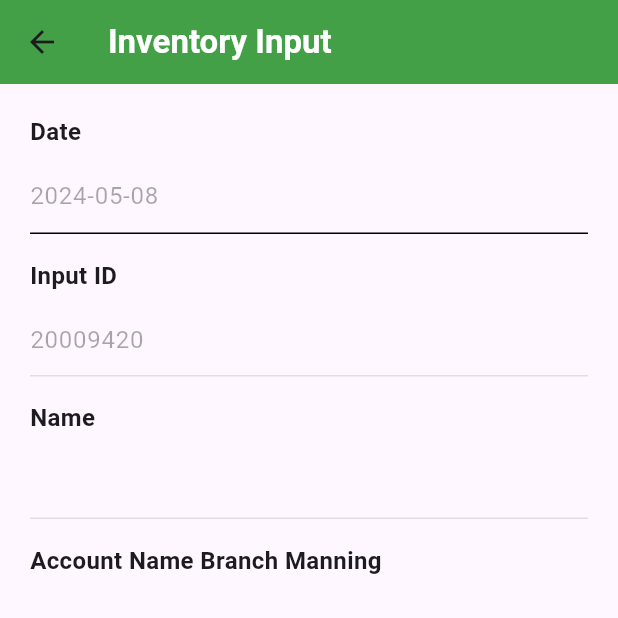
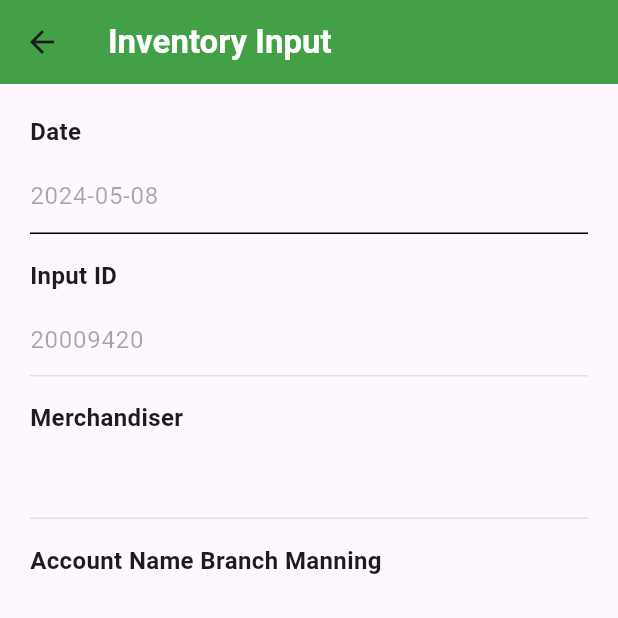
Before and after one commit to Renzely/towi, a Flutter app: the Inventory screen opened directly with empty values, after a tap on the "assignment add" icon, on a phone screen of 412 x 824 dp, the top half of it. Run offline on Flutter 3.47's test engine with Material 3 defaults, Android fonts, the phone set to English and light mode, and no system bars; our stand-ins replace google_fonts, shared_preferences; missing offline and left inert: bcrypt, bson, mongo_dart; accounts and stored records are empty; generated files the repository leaves out were written again.

Commit message:
May 8 UPDATED

```diff
--- a/lib/dashboard_screen.dart
+++ b/lib/dashboard_screen.dart
@@ -11,7 +11,6 @@ import 'package:intl/intl.dart';
 import 'dart:async';
 import 'package:mongo_dart/mongo_dart.dart' as mongo;
 import 'package:shared_preferences/shared_preferences.dart';
-import 'package:google_fonts/google_fonts.dart';
 
 class Dashboard extends StatelessWidget {
   final String userName;
@@ -147,7 +146,7 @@ class _InventoryState extends State<Inventory> {
                             Text('${item.inputId}'),
                             SizedBox(height: 10),
                             Text(
-                              'Name: ',
+                              'Merchandiser: ',
                               style: TextStyle(fontWeight: FontWeight.bold),
                             ),
                             Text('${item.name}'),
--- a/lib/inventoryAdd_screen.dart
+++ b/lib/inventoryAdd_screen.dart
@@ -168,7 +168,7 @@ class _AddInventoryState extends State<AddInventory> {
                     ),
                     SizedBox(height: 16),
                     Text(
-                      'Name',
+                      'Merchandiser',
                       style:
                           TextStyle(fontWeight: FontWeight.bold, fontSize: 16),
                     ),
```
